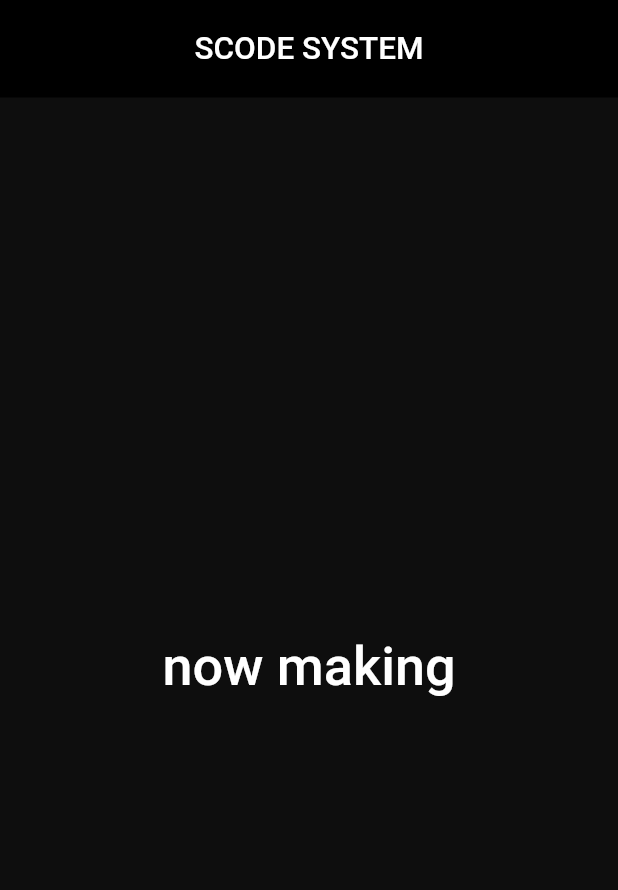
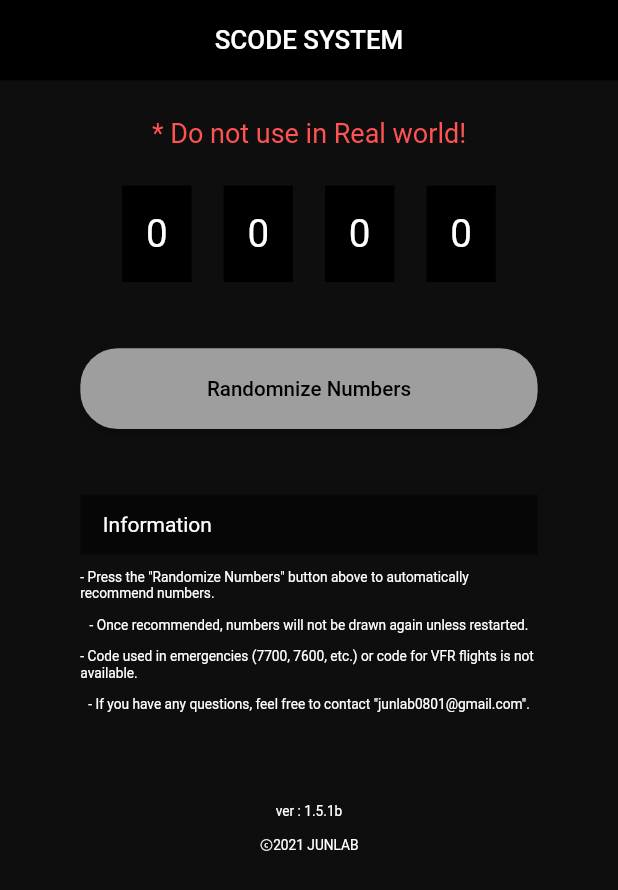
Before and after one commit to hongjunna/SCODE, a Flutter app: the screen it shows after launch, on a phone screen of 412 x 824 dp. Shown: the top 890 px of the screen. Run offline on Flutter 3.47's test engine with Material 2 defaults, Android fonts, the phone set to English and light mode, and no system bars; our stand-ins replace get; Roboto replaces fonts that are missing (Gsans_KR).

Commit message:
1.5.1b update 1st beta ver commit

```diff
--- a/lib/mainpage.dart
+++ b/lib/mainpage.dart
@@ -1,5 +1,5 @@
 import 'dart:async';
-import 'dart:html';
+import 'dart:math';
 
 import 'package:flutter/cupertino.dart';
 import 'package:flutter/material.dart';
@@ -25,31 +25,55 @@ class MainPage extends StatefulWidget {
 }
 
 class _MainPageState extends State<MainPage> {
+  @override
 
-  static const backGround = 0xff0E0E0E;
-  static const tittleBackGround = 0xff000000;
+  List logList = ['0000'];
+  List canntList = ['7100','7200','7300','7400','7500','7600','7700'];
+  List vfrList = ['1200','1201','1202','1203','1204','1205','1206','1207','1208','1209'];
+  int ranDomixze1 = 0;
+  int ranDomixze2 = 0;
+  int ranDomixze3 = 0;
+  int ranDomixze4 = 0;
+  String sqnumb = '0000';
 
-  @override
+  void ranDomizevoid(){
+    // SnackBar(content: Text("번호가 추천되었습니다."));
+    setState(() {
+      pickUp();
+      if(logList.contains(sqnumb) || canntList.contains(sqnumb) || vfrList.contains(sqnumb) ){
+        pickUp();
+      }
+     });
+
+  }
+
+  void pickUp(){
+    setState(() {
+      ranDomixze1 = Random().nextInt(7) + 1;
+      ranDomixze2 = Random().nextInt(7) + 1;
+      ranDomixze3 = Random().nextInt(7) + 1;
+      ranDomixze4 = Random().nextInt(7) + 1;
+      sqnumb = '$ranDomixze1'+'$ranDomixze2'+'$ranDomixze3'+'$ranDomixze4';
+      logList.add(sqnumb);
+    });
+  }
+
+
   Widget build(BuildContext context) {
+
+    //변수 집합소
+    const backGround = 0xff0E0E0E;
+    const tittleBackGround = 0xff000000;
+    final screenWidth = MediaQuery.of(context).size.width;
+    final screenHeight = MediaQuery.of(context).size.height;
+
+
     return Scaffold(
       backgroundColor: const Color(backGround),
-      // appBar: PreferredSize(
-      // preferredSize: Size.fromHeight(65.0),//앱바 사이즈 조정
-      // child: SafeArea(child:
-      // AppBar(title:
-      // Text("SCODE SYSTEM",
-      //   style: TextStyle(
-      //   decoration: TextDecoration.none,
-      //   fontSize: 21,
-      //   color: Colors.white,
-      // ),textAlign: TextAlign.center,),
-      //   backgroundColor: const Color(tittleBackGround),
-      // ),),),//이전 앱 바
-      appBar:
-      AppBar(
+      appBar: AppBar(
         elevation: 0,
         backgroundColor: const Color(tittleBackGround),
-        toolbarHeight: 65,
+        toolbarHeight: screenWidth/7.69,
         title: Align(
           alignment: Alignment.center,
           child: Text(
@@ -58,28 +82,144 @@ class _MainPageState extends State<MainPage> {
                 decoration: TextDecoration.none,
                 fontFamily: 'Gsans_KR',
                 fontWeight: FontWeight.w500,
-                fontSize: 21,
+                fontSize: screenWidth/23.80,
                 color: Colors.white,
+                ),),),),
+      body:
+      SingleChildScrollView(
+      child:
+      Center(child:
+          Row(
+            mainAxisAlignment: MainAxisAlignment.center,
+            children: [
+              Container(
+                width: screenWidth-((screenWidth/12.5)*1.3),
+                height: screenHeight,
+                color: const Color(backGround),
+                child: Center(
+                  child: Column(
+                    children: [
+                      Padding(padding: EdgeInsets.only(top: screenWidth/16.77)),
+                      Text("* Do not use in Real world!",
+                        style: TextStyle(
+                          fontSize: 18,
+                          color: Colors.redAccent,
+                          fontFamily: 'Gsans_KR',
+                        ),),
+                      Padding(padding: EdgeInsets.only(top: screenWidth/16.77)),
+                      Row(
+                        mainAxisAlignment: MainAxisAlignment.center,
+                        crossAxisAlignment: CrossAxisAlignment.center,
+                        children: [
+                          _textStyle(screenWidth, '$ranDomixze1'),
+                          Padding(padding: EdgeInsets.only(right: (screenWidth/25)*1.3)),
+                          _textStyle(screenWidth, '$ranDomixze2'),
+                          Padding(padding: EdgeInsets.only(right: (screenWidth/25)*1.3)),
+                          _textStyle(screenWidth, '$ranDomixze3'),
+                          Padding(padding: EdgeInsets.only(right: (screenWidth/25)*1.3)),
+                          _textStyle(screenWidth, '$ranDomixze4'),
+                        ],
+                      ),//SQ CODE 번호 자리
+                      Padding(padding: EdgeInsets.only(top: screenWidth/9.34)),
+                      ElevatedButton(onPressed: ranDomizevoid,
+                          style: ElevatedButton.styleFrom(
+                            primary: Colors.grey,
+                            fixedSize: Size(screenWidth*0.74, screenHeight/15.28),
+                            shape: RoundedRectangleBorder(
+                                  borderRadius: BorderRadius.circular(25))),
+                          child: Text("Randomnize Numbers",
+                          style: TextStyle(
+                            decoration: TextDecoration.none,
+                            color: Colors.black,
+                            fontSize: screenWidth/30 ,
+
+                          ),
+                          )),
+                      Container(
+                        width: screenWidth*0.74,
+                        child: Column(
+                          children: [
+                            Padding(padding: EdgeInsets.only(top: screenWidth/9.43)),
+                            Container(
+                              color: Colors.black54,
+                              height: 40,
+                              width: screenWidth*0.74,
+                              child: Row(
+                                children: [
+                                  Padding(padding: EdgeInsets.only(left: 15)),
+                                  Text("Information", style:
+                                  TextStyle(
+                                    color: Colors.white,
+                                    fontSize: 14,
+                                    fontFamily: 'Gsans_KR',
+                                  ),)
+                                ],
                               ),
                             ),
-        ),),//새로운 앱바
-      body: Center(
+                            Padding(padding: EdgeInsets.only(bottom: 10)),
+                            _information(screenWidth, '- Press the "Randomize Numbers" button above to automatically recommend numbers.'),
+                            Padding(padding: EdgeInsets.only(bottom: 10)),
+                            _information(screenWidth, '- Once recommended, numbers will not be drawn again unless restarted.'),
+                            Padding(padding: EdgeInsets.only(bottom: 10)),
+                            _information(screenWidth, '- Code used in emergencies (7700, 7600, etc.) or code for VFR flights is not available.'),
+                            Padding(padding: EdgeInsets.only(bottom: 10)),
+                            _information(screenWidth, '- If you have any questions, feel free to contact "junlab0801@gmail.com".'),
+                            Padding(padding: EdgeInsets.only(bottom: 60)),
+                            Container(
+                              width: screenWidth*0.74,
+                              alignment: Alignment.center,
                               child: Column(
-                crossAxisAlignment: CrossAxisAlignment.center,
-                mainAxisAlignment: MainAxisAlignment.center,
                                 children: [
-                  Text("now making",
-                    style: TextStyle(
-                        decoration: TextDecoration.none,
-                        fontFamily: 'Gsans_KR',
-                        fontSize: 36,
-                        fontWeight: FontWeight.w500,
-                        color: Colors.white
-                    ), textAlign: TextAlign.center,
+                                  _information(screenWidth, 'ver : 1.5.1b'),
+                                  Padding(padding: EdgeInsets.only(bottom: 10)),
+                                  _information(screenWidth, 'ⓒ2021 JUNLAB'),
+                                ],
+                              ),
+
+                            )
+                          ],
+                        ),
                       ),
                     ],
                   ),
                 ),
+              ),
+            ],
+          )
+      ),),
     );
   }
 }
+
+Widget _textStyle(double Widths, String Texts){
+  double witdths = Widths;
+  String? fromText = Texts;
+
+  return Container(
+    alignment:Alignment.center,
+    child: Text("$fromText",
+      style: TextStyle(
+        decoration: TextDecoration.none,
+        color: Colors.white,
+        fontSize: witdths/16,
+        fontFamily: 'Gsans_KR',
+      ),),
+    color: Colors.black,
+    width: witdths/8.92,
+    height: witdths/6.41,
+  );
+}
+
+
+Widget _information(double Widths, String Texts) {
+  double witdths = Widths;
+  String? fromText = Texts;
+
+  return Text("$fromText",
+      style: TextStyle(
+        decoration: TextDecoration.none,
+        color: Colors.white,
+        fontSize: witdths / 45,
+        fontFamily: 'Gsans_KR',
+      ),);
+}
--- a/pubspec.yaml
+++ b/pubspec.yaml
@@ -21,6 +21,7 @@ environment:
   sdk: ">=2.12.0 <3.0.0"
 
 dependencies:
+  dropdown_formfield: ^0.1.3
   get: ^4.3.8
   flutter:
     sdk: flutter
```
Also changed, not shown: pubspec.lock. Lines whose indentation alone changed are shown as unchanged.
